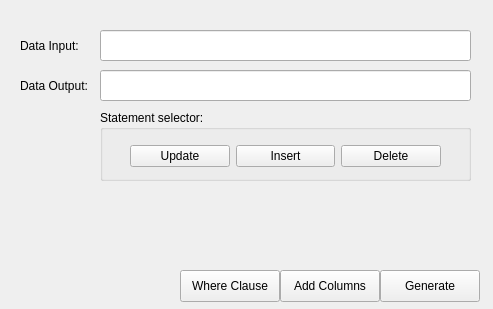
Above: mainwindow.ui from stefanmarjanovic/Query-Builder-2 before the change. Below: the same form after it.
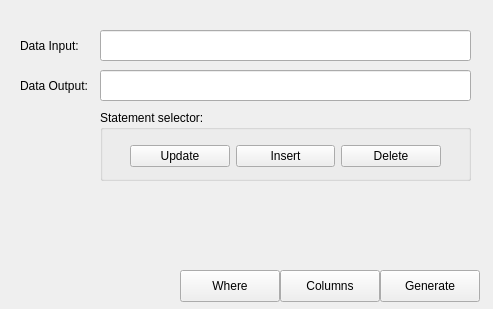
That is the form after the change.

```diff
--- a/mainwindow.ui
+++ b/mainwindow.ui
@@ -144,7 +144,7 @@
      </rect>
     </property>
     <property name="text">
-     <string>Add Columns</string>
+     <string>Columns</string>
     </property>
    </widget>
    <widget class="QPushButton" name="addWhereBtn">
@@ -157,7 +157,7 @@
      </rect>
     </property>
     <property name="text">
-     <string>Where Clause</string>
+     <string>Where</string>
     </property>
    </widget>
   </widget>
```
Left out of the diff: 2 changed lines with no effect on the pictures.
